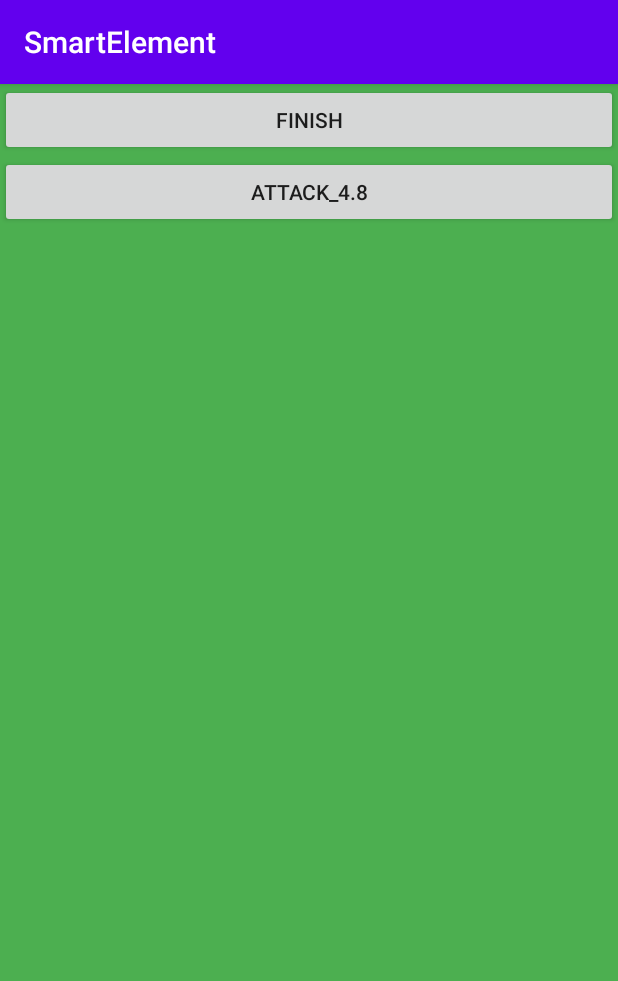
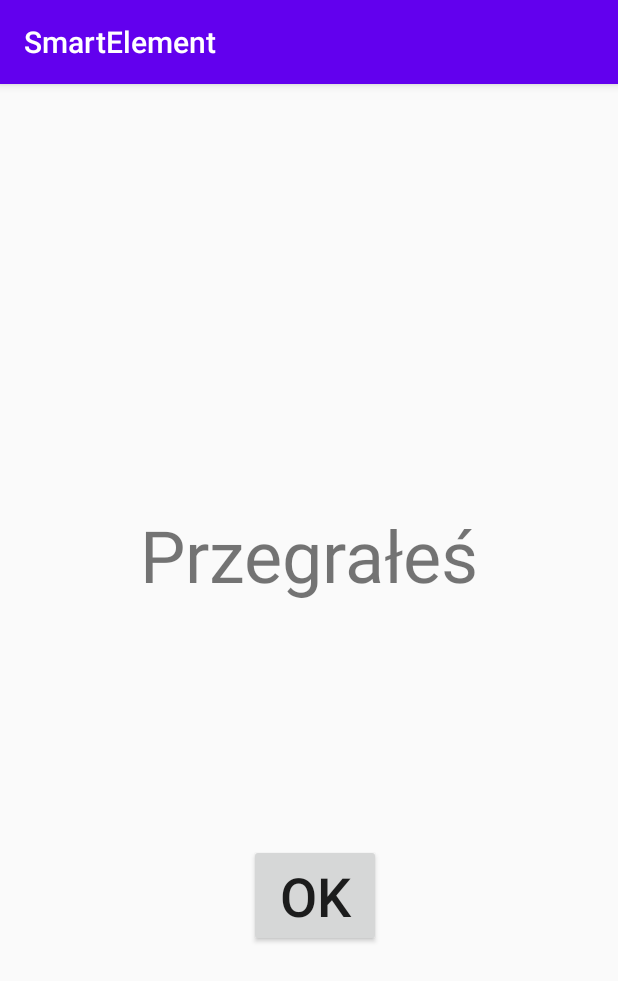
Before and after one commit to EwaFengler/SmartElement, an Android app: the GameActivity screen opened directly, with no data from a screen before it, after a tap on "FINISH", on a phone screen of 412 x 824 dp. Shown: the top 981 px of the screen. Run offline under Robolectric (Android 15) with nearby library versions, the phone set to English and light mode, and no system bars; libraries missing offline, so code that uses them is left out: org.tensorflow.lite; 2 statements that could not run were skipped.

Commit message:
Add finish game activity
TODO trzeba popracować nad wyglądem

```diff
--- a/SmartElement/app/src/main/AndroidManifest.xml
+++ b/SmartElement/app/src/main/AndroidManifest.xml
@@ -9,6 +9,9 @@
         android:roundIcon="@mipmap/ic_launcher_round"
         android:supportsRtl="true"
         android:theme="@style/AppTheme">
+        <activity
+            android:name=".FinishGameActivity"
+            android:screenOrientation="portrait" />
 
         <activity
             android:name=".CountdownActivity"
--- /dev/null
+++ b/SmartElement/app/src/main/java/com/example/smartelement/FinishGameActivity.java
@@ -0,0 +1,32 @@
+package com.example.smartelement;
+
+import androidx.appcompat.app.AppCompatActivity;
+
+import android.content.Intent;
+import android.os.Bundle;
+import android.view.View;
+import android.widget.TextView;
+
+public class FinishGameActivity extends AppCompatActivity {
+
+    @Override
+    protected void onCreate(Bundle savedInstanceState) {
+        super.onCreate(savedInstanceState);
+        setContentView(R.layout.activity_finish_game);
+
+        TextView gameResultTextView = findViewById(R.id.gameResultTextView);
+
+        GameResult gameResult = (GameResult) getIntent().getExtras().get("gameResult");
+        if (gameResult.equals(GameResult.WIN)) {
+            gameResultTextView.setText("Wygrałeś");
+        } else {
+            gameResultTextView.setText("Przegrałeś");
+        }
+    }
+
+    public void okButtonClicked(View view) {
+        Intent i = new Intent(this, MainActivity.class);
+        startActivity(i);
+        finish();
+    }
+}
--- a/SmartElement/app/src/main/java/com/example/smartelement/GameActivity.java
+++ b/SmartElement/app/src/main/java/com/example/smartelement/GameActivity.java
@@ -1,6 +1,7 @@
 package com.example.smartelement;
 
 import android.content.Context;
+import android.content.Intent;
 import android.content.res.AssetFileDescriptor;
 import android.hardware.Sensor;
 import android.hardware.SensorEvent;
@@ -189,6 +190,9 @@
     }
 
     public void finishGame(GameResult gameResult) {
+        Intent i = new Intent(this, FinishGameActivity.class);
+        i.putExtra("gameResult", gameResult);
+        startActivity(i);
         //TODO
     }
 
--- /dev/null
+++ b/SmartElement/app/src/main/res/layout/activity_finish_game.xml
@@ -0,0 +1,36 @@
+<?xml version="1.0" encoding="utf-8"?>
+<androidx.constraintlayout.widget.ConstraintLayout xmlns:android="http://schemas.android.com/apk/res/android"
+    xmlns:app="http://schemas.android.com/apk/res-auto"
+    xmlns:tools="http://schemas.android.com/tools"
+    android:layout_width="match_parent"
+    android:layout_height="match_parent"
+    tools:context=".FinishGameActivity">
+
+    <Button
+        android:id="@+id/okButton"
+        android:onClick="okButtonClicked"
+        android:layout_width="wrap_content"
+        android:layout_height="wrap_content"
+        android:layout_marginStart="166dp"
+        android:layout_marginEnd="157dp"
+        android:text="Ok"
+        android:textSize="36sp"
+        app:layout_constraintBottom_toBottomOf="parent"
+        app:layout_constraintEnd_toEndOf="parent"
+        app:layout_constraintHorizontal_bias="0.0"
+        app:layout_constraintStart_toStartOf="parent"
+        app:layout_constraintTop_toBottomOf="@+id/gameResultTextView"
+        app:layout_constraintVertical_bias="0.454" />
+
+    <TextView
+        android:id="@+id/gameResultTextView"
+        android:layout_width="wrap_content"
+        android:layout_height="wrap_content"
+        android:text=""
+        android:textSize="48sp"
+        app:layout_constraintBottom_toBottomOf="parent"
+        app:layout_constraintEnd_toEndOf="parent"
+        app:layout_constraintStart_toStartOf="parent"
+        app:layout_constraintTop_toTopOf="parent"
+        app:layout_constraintVertical_bias="0.4" />
+</androidx.constraintlayout.widget.ConstraintLayout>
```
